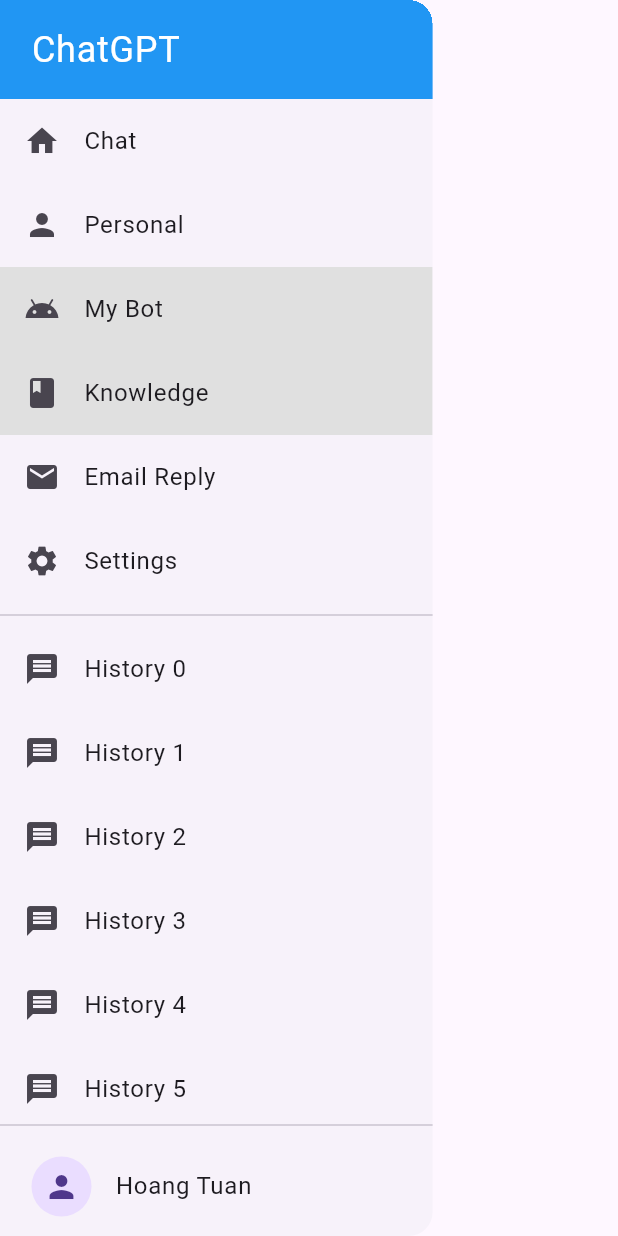
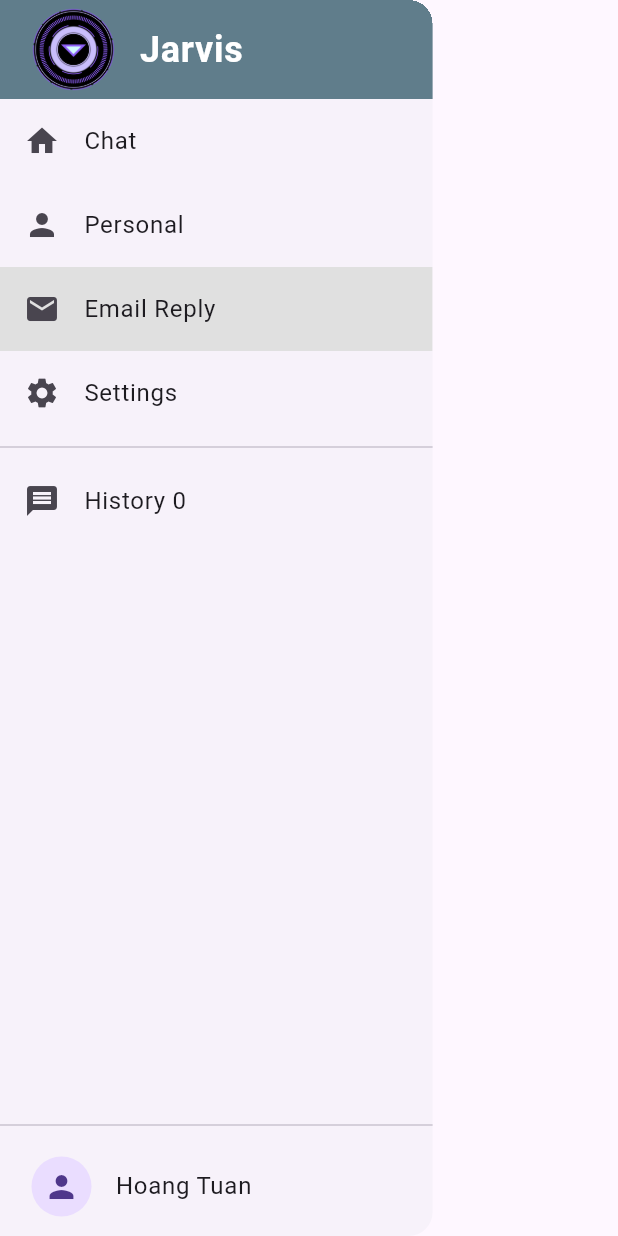
Before and after one commit to NHHoangTuan/jarvis-ktk, a Flutter app: the CustomDrawer widget shown alone on an empty page, opened directly with empty values, after a tap on "Personal", after a tap on "Email Reply", on a phone screen of 412 x 824 dp. Run offline on Flutter 3.47's test engine with Material 3 defaults, Android fonts, the light colour scheme and no system bars; our stand-ins replace dropdown_button2, dropdown_search, flutter_animate, fluttertoast.

Commit message:
fix drawer

```diff
--- a/jarvis_ktk/lib/widgets/custom_drawer.dart
+++ b/jarvis_ktk/lib/widgets/custom_drawer.dart
@@ -3,16 +3,31 @@
 
 class CustomDrawer extends StatefulWidget {
   final Function(String) onItemTap;
+  final String initialSelectedItem;
 
-  const CustomDrawer({super.key, required this.onItemTap});
+  const CustomDrawer({
+    super.key,
+    required this.onItemTap,
+    this.initialSelectedItem = 'Chat',
+  });
 
   @override
-  // ignore: library_private_types_in_public_api
   _CustomDrawerState createState() => _CustomDrawerState();
 }
 
 class _CustomDrawerState extends State<CustomDrawer> {
   bool _showPersonalOptions = false;
+  late String _selectedItem;
+
+  @override
+  void initState() {
+    super.initState();
+    _selectedItem = widget.initialSelectedItem;
+    // Kiểm tra nếu mục hiện tại là "My Bot" hoặc "Knowledge" thì hiển thị các mục con của "Personal"
+    if (_selectedItem == 'My Bot' || _selectedItem == 'Knowledge') {
+      _showPersonalOptions = true;
+    }
+  }
 
   @override
   Widget build(BuildContext context) {
@@ -23,14 +38,16 @@
           children: [
             // App name section
             Container(
-              color: Colors.blue,
+              color: Colors.blueGrey,
               padding: const EdgeInsets.all(5.0),
               child: const ListTile(
+                leading: Image(image: AssetImage('assets/logo.png')),
                 title: Text(
-                  'ChatGPT',
+                  'Jarvis',
                   style: TextStyle(
                     color: Colors.white,
                     fontSize: 24,
+                    fontWeight: FontWeight.bold,
                   ),
                 ),
               ),
@@ -38,51 +55,91 @@
 
             // Navigation section
             ListView(
-              shrinkWrap: true, // Prevents ListView from expanding infinitely
+              shrinkWrap: true,
               physics: const NeverScrollableScrollPhysics(),
               children: [
                 ListTile(
                   leading: const Icon(Icons.home),
                   title: const Text('Chat'),
-                  onTap: () =>
-                      widget.onItemTap('Chat'), // Send 'Chat' back to HomePage
+                  tileColor: _selectedItem == 'Chat' ? Colors.grey[300] : null,
+                  onTap: () {
+                    setState(() {
+                      _selectedItem = 'Chat';
+                      _showPersonalOptions = false;
+                    });
+                    widget.onItemTap('Chat');
+                  },
                 ),
                 ListTile(
                   leading: const Icon(Icons.person),
                   title: const Text('Personal'),
+                  tileColor:
+                      _selectedItem == 'Personal' ? Colors.grey[300] : null,
                   onTap: () {
                     setState(() {
                       _showPersonalOptions = !_showPersonalOptions;
+                      _selectedItem = 'Personal';
                     });
-                  }, // Toggle personal options
+                  },
                 ),
                 if (_showPersonalOptions) ...[
-                  ListTile(
+                  Padding(
+                    padding: const EdgeInsets.only(left: 40.0),
+                    child: ListTile(
                       leading: const Icon(Icons.android),
                       title: const Text('My Bot'),
-                    tileColor: Colors.grey[300], // Dark background color
+                      tileColor:
+                          _selectedItem == 'My Bot' ? Colors.grey[300] : null,
                       onTap: () {
+                        setState(() {
+                          _selectedItem = 'My Bot';
+                        });
                         widget.onItemTap('My Bot');
                       },
                     ),
-                  ListTile(
+                  ),
+                  Padding(
+                    padding: const EdgeInsets.only(left: 40.0),
+                    child: ListTile(
                       leading: const Icon(Icons.book),
                       title: const Text('Knowledge'),
-                    tileColor: Colors.grey[300], // Dark background color
-                    onTap: () => widget.onItemTap('Knowledge'),
+                      tileColor: _selectedItem == 'Knowledge'
+                          ? Colors.grey[300]
+                          : null,
+                      onTap: () {
+                        setState(() {
+                          _selectedItem = 'Knowledge';
+                        });
+                        widget.onItemTap('Knowledge');
+                      },
+                    ),
                   ),
                 ],
                 ListTile(
                   leading: const Icon(Icons.email),
                   title: const Text('Email Reply'),
-                  onTap: () =>
-                      widget.onItemTap('Email Reply'), // Send 'Email Reply'
+                  tileColor:
+                      _selectedItem == 'Email Reply' ? Colors.grey[300] : null,
+                  onTap: () {
+                    setState(() {
+                      _selectedItem = 'Email Reply';
+                      _showPersonalOptions = false;
+                    });
+                    widget.onItemTap('Email Reply');
+                  },
                 ),
                 ListTile(
                   leading: const Icon(Icons.settings),
                   title: const Text('Settings'),
-                  onTap: () =>
-                      showPromptBottomSheet(context), // Send 'Settings'
+                  tileColor:
+                      _selectedItem == 'Settings' ? Colors.grey[300] : null,
+                  onTap: () {
+                    setState(() {
+                      _selectedItem = 'Settings';
+                      _showPersonalOptions = false;
+                    });
+                    showPromptBottomSheet(context);
+                  },
                 ),
               ],
             ),
@@ -92,13 +149,13 @@
             // Chat history section
             Expanded(
               child: ListView.builder(
-                itemCount: 20, // Number of chat history items
+                itemCount: 1,
                 itemBuilder: (context, index) {
                   return ListTile(
                     leading: const Icon(Icons.message),
                     title: Text('History $index'),
                     onTap: () {
-                      Navigator.pop(context); // Close drawer on tap
+                      Navigator.pop(context);
                     },
                   );
                 },
@@ -114,10 +171,9 @@
                 leading: const CircleAvatar(
                   child: Icon(Icons.person),
                 ),
-                title: const Text('Hoang Tuan'), // Account name
+                title: const Text('Hoang Tuan'),
                 onTap: () {
-                  Navigator.pop(
-                      context); // Action for account tap (e.g., profile view).
+                  Navigator.pop(context);
                 },
               ),
             ),
```
Also changed, not shown: jarvis_ktk/lib/pages/home_page.dart (+14 -3 lines). Lines whose indentation alone changed are shown as unchanged.
